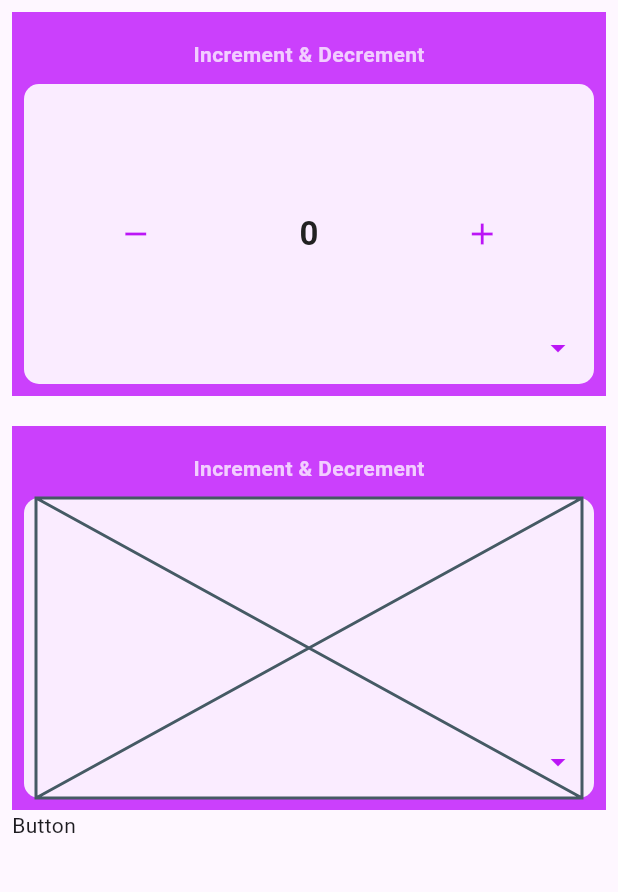
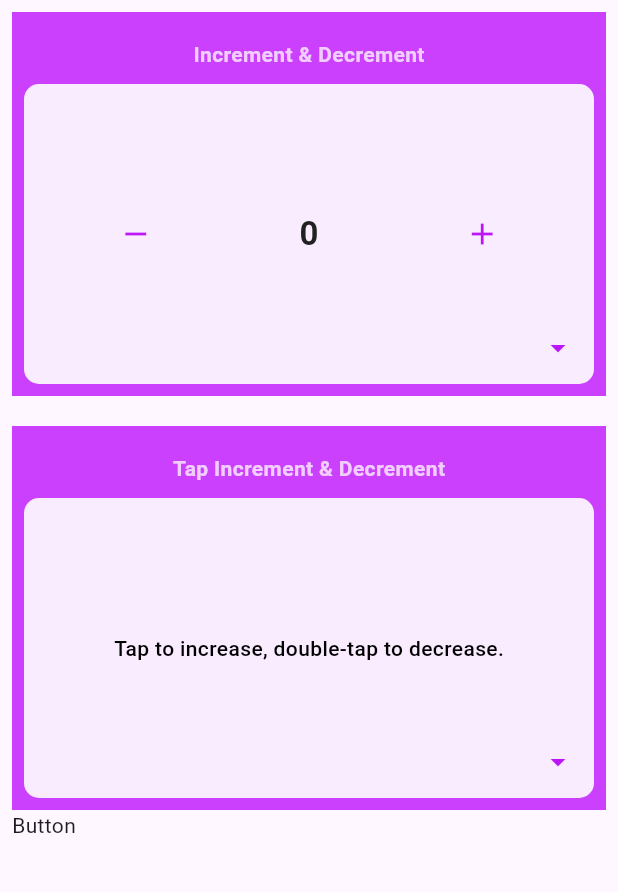
Before and after one commit to Mustack-Rabbi/recount, a Flutter app: the screen it shows after launch, on a phone screen of 412 x 824 dp, the part 84-976 px from its top. Run offline on Flutter 3.47's test engine with Material 3 defaults, Android fonts, the light colour scheme and no system bars; drawn by our look-alikes of badges; our stand-ins replace get.

Commit message:
tap_inc__dec_one  ontap, doubletap add

```diff
--- a/lib/frame/frame_screen.dart
+++ b/lib/frame/frame_screen.dart
@@ -1,10 +1,10 @@
 import 'package:flutter/material.dart';
 import 'package:get/get.dart';
 import 'package:recount/controller/screen_controller.dart';
-import 'package:recount/main.dart';
 
 class FrameScreen extends StatefulWidget {
   final Widget displayScreen;
+  final String title;
   final int numberOfScreen;
   final int initialScreen;
   final VoidCallback previousScreenVCB;
@@ -23,6 +23,7 @@ class FrameScreen extends StatefulWidget {
     required this.previousScreenVCB,
     required this.nextScreenVCB,
     required this.widgetsVCB,
+    required this.title,
   });
 
   @override
@@ -86,7 +87,7 @@ class _FrameScreenState extends State<FrameScreen> {
             child: Row(
               mainAxisAlignment: MainAxisAlignment.center,
               children: [
-                Text("Increment & Decrement",
+                Text(widget.title,
                     style: TextStyle(
                         color: color["lightPurpleColor"],
                         fontWeight: FontWeight.bold)),
--- a/lib/screen/increment_decrement/inc_dec_screen.dart
+++ b/lib/screen/increment_decrement/inc_dec_screen.dart
@@ -63,6 +63,7 @@ class _IncDecScreenState extends State<IncDecScreen> {
     // numberOfScreen = numberOfScreen;
     return Column(mainAxisAlignment: MainAxisAlignment.center, children: [
       FrameScreen(
+        title: "Increment & Decrement",
         widgetsVCB: () {
           //  widgetEdite = !widgetEdite;
           //             widget.widgetEditeFunction!;
--- a/lib/screen/tap_inc_dec/tap_inc_dec.dart
+++ b/lib/screen/tap_inc_dec/tap_inc_dec.dart
@@ -59,6 +59,7 @@ class _TapIncDecState extends State<TapIncDec> {
     // numberOfScreen = numberOfScreen;
     return Column(mainAxisAlignment: MainAxisAlignment.center, children: [
       FrameScreen(
+        title: "Tap Increment & Decrement",
         widgetsVCB: () {
           //  widgetEdite = !widgetEdite;
           //             widget.widgetEditeFunction!;
--- a/lib/screen/tap_inc_dec/tap_inc_dec_one.dart
+++ b/lib/screen/tap_inc_dec/tap_inc_dec_one.dart
@@ -5,6 +5,18 @@ class TapIncDecOne extends StatelessWidget {
 
   @override
   Widget build(BuildContext context) {
-    return const Placeholder();
+    return GestureDetector(
+      behavior: HitTestBehavior.opaque,
+      onTap: () {
+        print("Tap");
+      },
+      onDoubleTap: () {
+        print("Double Tap");
+      },
+      child: Center(
+          child: Text("Tap to increase, double-tap to decrease.",
+              style:
+                  TextStyle(color: Colors.black, fontWeight: FontWeight.w500))),
+    );
   }
 }
```
